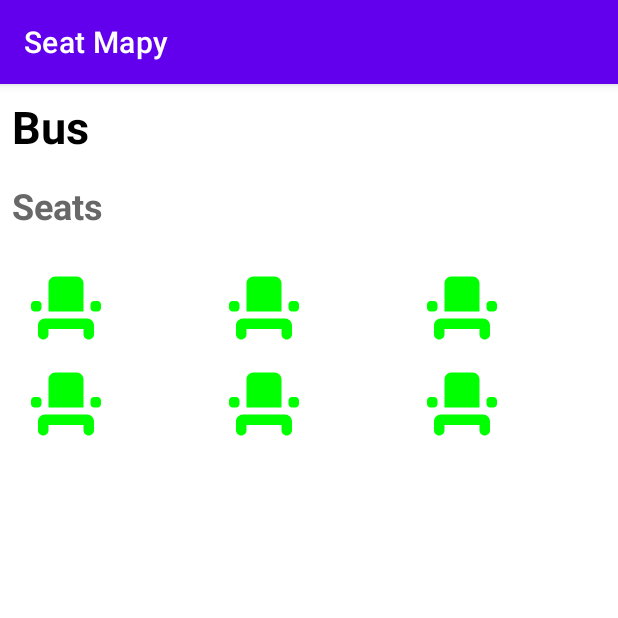
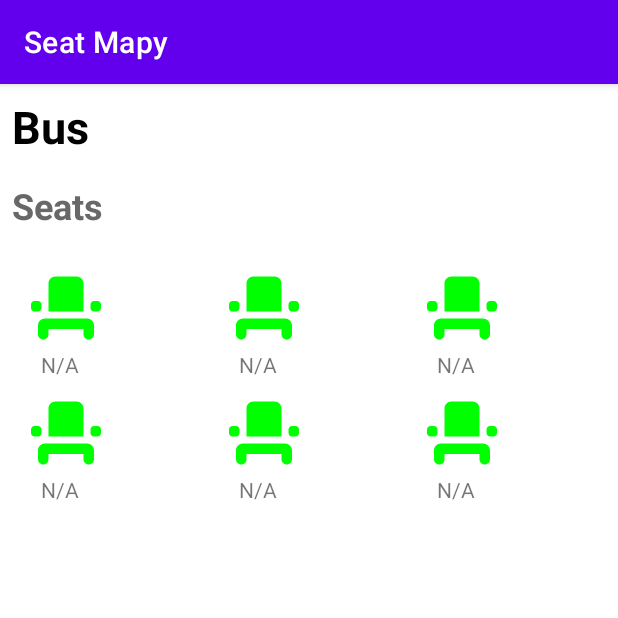
Before and after one commit to ujjwaltyagi888/Seat-Mapy, an Android app: the screen it shows after launch (MainActivity), on a phone screen of 412 x 824 dp, the top half of it. Run offline under Robolectric (Android 15) with nearby library versions, the phone set to English and light mode, and no system bars; our stand-ins replace Firebase (no records; nobody signed in at launch, a user with empty details on screens opened directly); 1 statement that could not run was skipped.

Commit message:
Add missing layout changes

```diff
--- a/SeatMapy/app/src/main/res/layout/seat_layout.xml
+++ b/SeatMapy/app/src/main/res/layout/seat_layout.xml
@@ -1,10 +1,23 @@
 <?xml version="1.0" encoding="utf-8"?>
-<androidx.appcompat.widget.AppCompatImageView xmlns:android="http://schemas.android.com/apk/res/android"
-    android:id="@+id/seat_image"
+<LinearLayout xmlns:android="http://schemas.android.com/apk/res/android"
     android:layout_width="wrap_content"
     android:layout_height="wrap_content"
-    android:layout_marginStart="8dp"
-    android:layout_marginTop="8dp"
-    android:src="@drawable/ic_round_event_seat_24">
+    android:orientation="vertical">
 
-</androidx.appcompat.widget.AppCompatImageView>
+    <androidx.appcompat.widget.AppCompatImageView
+        android:id="@+id/seat_image"
+        android:layout_width="wrap_content"
+        android:layout_height="wrap_content"
+        android:layout_marginStart="8dp"
+        android:layout_marginTop="8dp"
+        android:src="@drawable/ic_round_event_seat_24" />
+
+
+    <androidx.appcompat.widget.AppCompatTextView
+        android:id="@+id/seat_status"
+        android:layout_width="wrap_content"
+        android:layout_height="wrap_content"
+        android:layout_gravity="center_horizontal"
+        android:textAlignment="center" />
+
+</LinearLayout>
```
